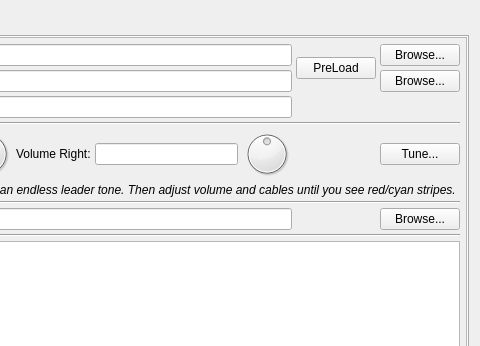
Above: zqloaderui/dialog.ui from oxidaan/zqloader before the change; both pictures show x 406 to 886 and y 0 to 346 of the 886 by 645 pixel window. Below: the same form after it.
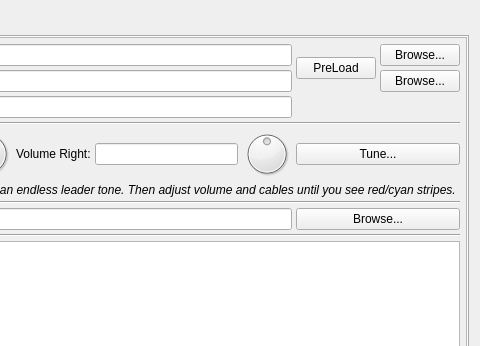
That is the form after the change. Custom widgets are drawn as their Qt base class.

Diff of the .ui file:
```diff
--- a/zqloaderui/dialog.ui
+++ b/zqloaderui/dialog.ui
@@ -173,13 +173,6 @@
              </property>
             </widget>
            </item>
-           <item row="4" column="8">
-            <widget class="QPushButton" name="pushButtonTune">
-             <property name="text">
-              <string>Tune...</string>
-             </property>
-            </widget>
-           </item>
            <item row="4" column="2">
             <widget class="QLineEdit" name="lineEditVolumeLeft"/>
            </item>
@@ -220,13 +213,6 @@
              </property>
             </widget>
            </item>
-           <item row="8" column="8">
-            <widget class="QPushButton" name="pushButtonBrowseOutputFile">
-             <property name="text">
-              <string>Browse...</string>
-             </property>
-            </widget>
-           </item>
            <item row="0" column="2" colspan="5">
             <widget class="LineEdit" name="lineEditNormalFile">
              <property name="toolTip">
@@ -340,6 +326,20 @@
              </property>
             </widget>
            </item>
+           <item row="4" column="7" colspan="2">
+            <widget class="QPushButton" name="pushButtonTune">
+             <property name="text">
+              <string>Tune...</string>
+             </property>
+            </widget>
+           </item>
+           <item row="8" column="7" colspan="2">
+            <widget class="QPushButton" name="pushButtonBrowseOutputFile">
+             <property name="text">
+              <string>Browse...</string>
+             </property>
+            </widget>
+           </item>
           </layout>
          </widget>
         </widget>
```
Left out of the diff: 7 changed lines with no effect on the pictures.
